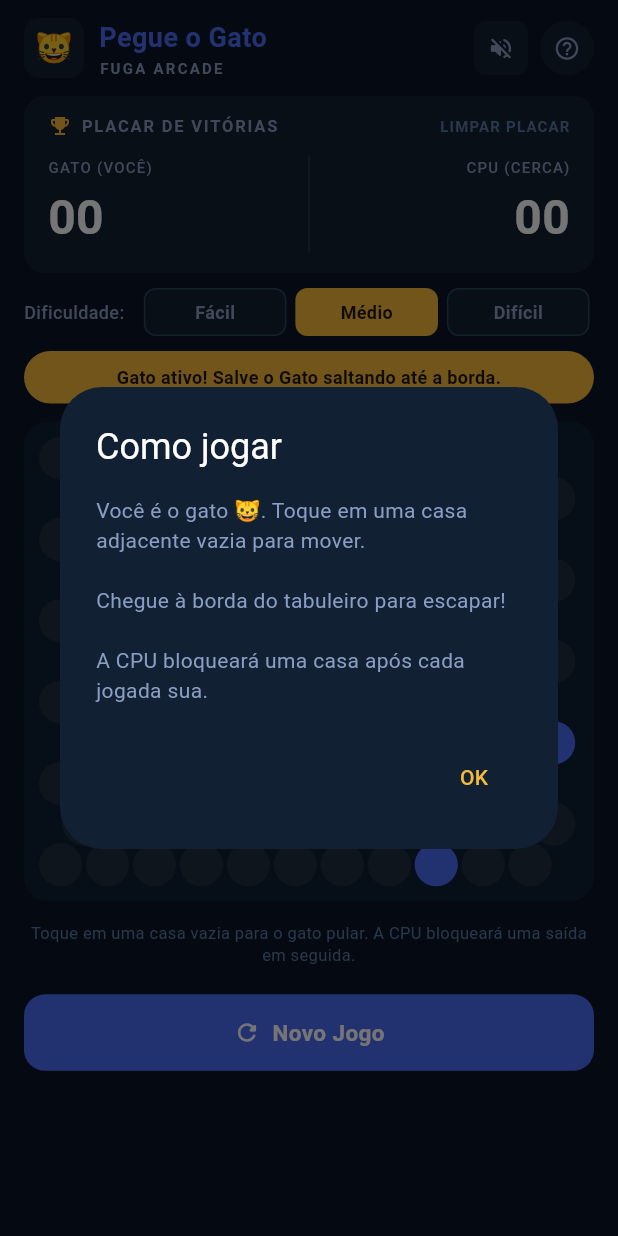
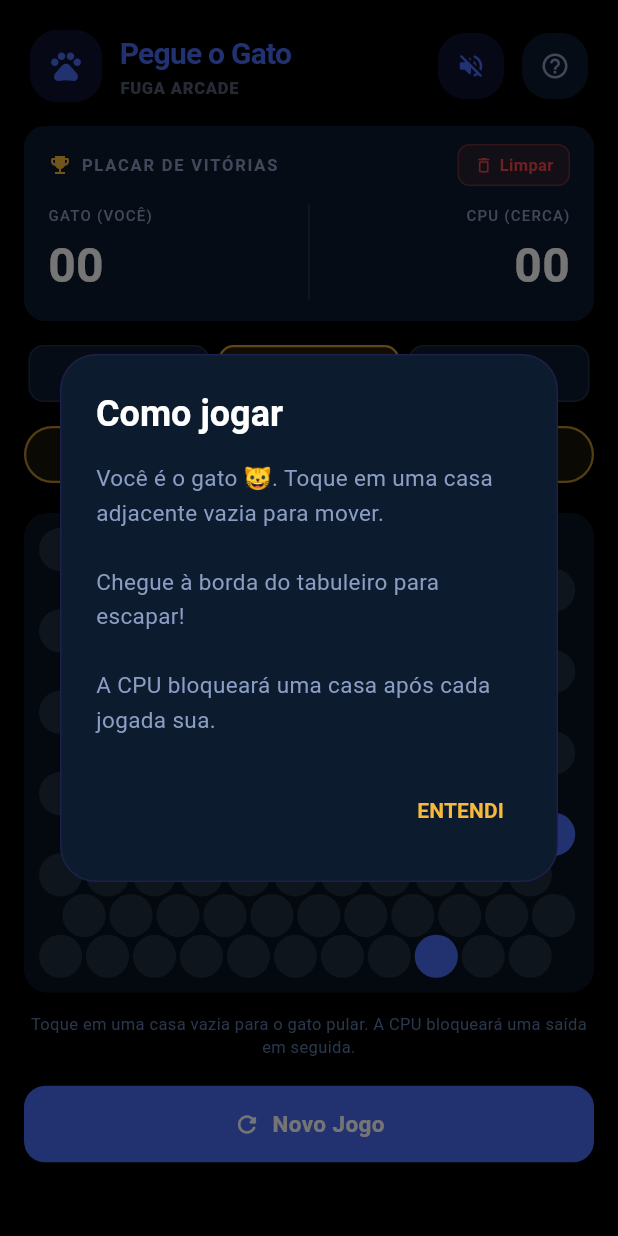
Before and after one commit to dariomatias-dev/catch_the_cat_app, a Flutter app: the screen it shows after launch, after a tap on the "volume up" icon, after a tap on the "help outline" icon, on a phone screen of 412 x 824 dp. Run offline on Flutter 3.47's test engine with Material 3 defaults, Android fonts, the phone set to English and light mode, and no system bars; our stand-ins replace audioplayers, flutter_riverpod.

Commit message:
feat(lib): design improvements
- Applied design improvements for a better user experience.

```diff
--- a/lib/core/theme/app_colors.dart
+++ b/lib/core/theme/app_colors.dart
@@ -1,15 +1,16 @@
 import 'package:flutter/material.dart';
 
 abstract final class AppColors {
-  static const background = Color(0xFF0A1628);
-  static const surface = Color(0xFF0D1F35);
-  static const surfaceCard = Color(0xFF112133);
+  static const background = Color.fromARGB(255, 0, 0, 0);
+  static const surface = Color(0xFF091422);
+  static const surfaceCard = Color(0xFF0C1B2E);
   static const cellEmpty = Color(0xFF1E2D3D);
   static const cellBlocked = Color(0xFF4A6CF7);
   static const cellCat = Color(0xFFF6B93B);
   static const cellValidMove = Color(0xFFF6B93B);
   static const accent = Color(0xFFF6B93B);
   static const accentBlue = Color(0xFF4A6CF7);
+  static const accentPurple = Color(0xFF7C3AED);
   static const textPrimary = Colors.white;
   static const textSecondary = Color(0xFF8B9DC3);
   static const textMuted = Color(0xFF5B7BA8);
--- a/lib/features/game/presentation/providers/game_provider.dart
+++ b/lib/features/game/presentation/providers/game_provider.dart
@@ -118,6 +118,7 @@ class GameNotifier extends Notifier<GameStateViewModel> {
       cpuScore: resultAfterCpu == GameResult.cpuWin ? state.cpuScore + 1 : state.cpuScore,
       validMoves: newMoves,
       isCpuThinking: false,
+      lastBarrierPosition: cpuMove,
     );
   }
 }
--- a/lib/features/game/presentation/screens/game_screen.dart
+++ b/lib/features/game/presentation/screens/game_screen.dart
@@ -56,11 +56,14 @@ class GameScreen extends ConsumerWidget {
         child: SingleChildScrollView(
           child: Column(
             crossAxisAlignment: CrossAxisAlignment.stretch,
-            children: [
+            children: <Widget>[
               const GameHeader(),
               const ScorePanel(),
+              SizedBox(height: 8.0),
               const DifficultySelector(),
+              SizedBox(height: 8.0),
               const StatusBanner(),
+              SizedBox(height: 8.0),
               const GameBoardWidget(),
               const Padding(
                 padding: EdgeInsets.symmetric(horizontal: 20, vertical: 6),
@@ -87,7 +90,7 @@ class GameScreen extends ConsumerWidget {
                     ),
                     child: const Row(
                       mainAxisAlignment: MainAxisAlignment.center,
-                      children: [
+                      children: <Widget>[
                         Icon(
                           Icons.refresh_rounded,
                           color: Colors.white,
@@ -174,12 +177,12 @@ class _ResultDialog extends StatelessWidget {
         ),
         child: Column(
           mainAxisSize: MainAxisSize.min,
-          children: [
+          children: <Widget>[
             _DialogHeader(color: color, icon: icon, title: title),
             Padding(
               padding: const EdgeInsets.fromLTRB(24, 20, 24, 26),
               child: Column(
-                children: [
+                children: <Widget>[
                   Text(
                     subtitle,
                     textAlign: TextAlign.center,
@@ -245,7 +248,7 @@ class _DialogHeader extends StatelessWidget {
           ),
         ),
         child: Stack(
-          children: [
+          children: <Widget>[
             Positioned(top: 18, left: 26, child: _dot(9, 0.25)),
             Positioned(top: 46, left: 52, child: _dot(5, 0.18)),
             Positioned(top: 22, right: 30, child: _dot(6, 0.20)),
@@ -256,10 +259,10 @@ class _DialogHeader extends StatelessWidget {
             Padding(
               padding: const EdgeInsets.symmetric(vertical: 32),
               child: Column(
-                children: [
+                children: <Widget>[
                   Stack(
                     alignment: Alignment.center,
-                    children: [
+                    children: <Widget>[
                       Container(
                         width: 100,
                         height: 100,
@@ -331,7 +334,7 @@ class _ScoreBadge extends StatelessWidget {
       ),
       child: Row(
         mainAxisAlignment: MainAxisAlignment.center,
-        children: [
+        children: <Widget>[
           const Icon(
             Icons.emoji_events_rounded,
             color: AppColors.accent,
--- a/lib/features/game/presentation/view_models/game_state_view_model.dart
+++ b/lib/features/game/presentation/view_models/game_state_view_model.dart
@@ -2,6 +2,8 @@ import '../../domain/entities/cell_state.dart';
 import '../../domain/entities/difficulty.dart';
 import '../../domain/entities/game_result.dart';
 import '../../domain/entities/position.dart';
+
+const _kKeep = Object();
 
 class GameStateViewModel {
   const GameStateViewModel({
@@ -13,6 +15,7 @@ class GameStateViewModel {
     required this.difficulty,
     required this.validMoves,
     required this.isCpuThinking,
+    this.lastBarrierPosition,
   });
 
   final List<List<CellState>> board;
@@ -23,6 +26,7 @@ class GameStateViewModel {
   final Difficulty difficulty;
   final List<Position> validMoves;
   final bool isCpuThinking;
+  final Position? lastBarrierPosition;
 
   GameStateViewModel copyWith({
     List<List<CellState>>? board,
@@ -33,6 +37,7 @@ class GameStateViewModel {
     Difficulty? difficulty,
     List<Position>? validMoves,
     bool? isCpuThinking,
+    Object? lastBarrierPosition = _kKeep,
   }) =>
       GameStateViewModel(
         board: board ?? this.board,
@@ -43,5 +48,8 @@ class GameStateViewModel {
         difficulty: difficulty ?? this.difficulty,
         validMoves: validMoves ?? this.validMoves,
         isCpuThinking: isCpuThinking ?? this.isCpuThinking,
+        lastBarrierPosition: identical(lastBarrierPosition, _kKeep)
+            ? this.lastBarrierPosition
+            : lastBarrierPosition as Position?,
       );
 }
--- a/lib/features/game/presentation/widgets/difficulty_selector.dart
+++ b/lib/features/game/presentation/widgets/difficulty_selector.dart
@@ -8,27 +8,22 @@ import '../providers/game_provider.dart';
 class DifficultySelector extends ConsumerWidget {
   const DifficultySelector({super.key});
 
+  static Color _colorFor(Difficulty d) => switch (d) {
+        Difficulty.easy => const Color(0xFF34D399),
+        Difficulty.medium => AppColors.accent,
+        Difficulty.hard => const Color(0xFFEF4444),
+      };
+
   @override
   Widget build(BuildContext context, WidgetRef ref) {
     final current = ref.watch(gameProvider.select((s) => s.difficulty));
 
     return Padding(
-      padding: const EdgeInsets.symmetric(horizontal: 16, vertical: 6),
-      child: Row(
-        children: [
-          const Text(
-            'Dificuldade:',
-            style: TextStyle(
-              color: AppColors.textSecondary,
-              fontSize: 12,
-              fontWeight: FontWeight.w500,
-            ),
-          ),
-          const SizedBox(width: 10),
-          Expanded(
+      padding: const EdgeInsets.symmetric(horizontal: 16, vertical: 4),
       child: Row(
         children: Difficulty.values.map((d) {
           final selected = d == current;
+          final color = _colorFor(d);
           return Expanded(
             child: Padding(
               padding: const EdgeInsets.symmetric(horizontal: 3),
@@ -37,29 +32,46 @@ class DifficultySelector extends ConsumerWidget {
                     ref.read(gameProvider.notifier).setDifficulty(d),
                 child: AnimatedContainer(
                   duration: const Duration(milliseconds: 200),
-                        height: 32,
+                  height: 38,
                   alignment: Alignment.center,
                   decoration: BoxDecoration(
                     color: selected
-                              ? AppColors.accent
+                        ? color.withValues(alpha: 0.15)
                         : AppColors.surfaceCard,
-                          borderRadius: BorderRadius.circular(8),
+                    borderRadius: BorderRadius.circular(10),
                     border: Border.all(
                       color: selected
-                                ? AppColors.accent
-                                : AppColors.textMuted.withValues(alpha: 0.4),
-                            width: 1,
+                          ? color.withValues(alpha: 0.8)
+                          : AppColors.textMuted.withValues(alpha: 0.22),
+                      width: selected ? 1.5 : 1,
                     ),
                   ),
-                        child: Text(
+                  child: Row(
+                    mainAxisAlignment: MainAxisAlignment.center,
+                    children: [
+                      AnimatedContainer(
+                        duration: const Duration(milliseconds: 200),
+                        width: 7,
+                        height: 7,
+                        decoration: BoxDecoration(
+                          shape: BoxShape.circle,
+                          color: selected
+                              ? color
+                              : AppColors.textMuted.withValues(alpha: 0.45),
+                        ),
+                      ),
+                      const SizedBox(width: 6),
+                      Text(
                         d.label,
                         style: TextStyle(
-                            color: selected
-                                ? Colors.black87
-                                : AppColors.textSecondary,
+                          color: selected ? color : AppColors.textMuted,
                           fontSize: 12,
-                            fontWeight: FontWeight.w600,
+                          fontWeight: selected
+                              ? FontWeight.w700
+                              : FontWeight.w500,
                         ),
+                      ),
+                    ],
                   ),
                 ),
               ),
@@ -67,9 +79,6 @@ class DifficultySelector extends ConsumerWidget {
           );
         }).toList(),
       ),
-          ),
-        ],
-      ),
     );
   }
 }
--- a/lib/features/game/presentation/widgets/game_board_widget.dart
+++ b/lib/features/game/presentation/widgets/game_board_widget.dart
@@ -73,6 +73,7 @@ class GameBoardWidget extends ConsumerWidget {
     final top = row * vSpacing;
     final cellState = state.board[row][col];
     final isValid = validSet.contains(pos);
+    final isLastBarrier = pos == state.lastBarrierPosition;
 
     return Positioned(
       left: left,
@@ -82,6 +83,7 @@ class GameBoardWidget extends ConsumerWidget {
         cellState: cellState,
         size: cellDiam,
         isValidMove: isValid,
+        isLastBarrier: isLastBarrier,
         onTap: () => ref.read(gameProvider.notifier).onCellTap(pos),
       ),
     );
--- a/lib/features/game/presentation/widgets/game_header.dart
+++ b/lib/features/game/presentation/widgets/game_header.dart
@@ -1,67 +1,74 @@
 import 'package:flutter/material.dart';
 import 'package:flutter_riverpod/flutter_riverpod.dart';
 
-import '../../../../../core/providers/audio_provider.dart';
-import '../../../../../core/theme/app_colors.dart';
+import 'package:catch_the_cat/core/providers/audio_provider.dart';
+import 'package:catch_the_cat/core/theme/app_colors.dart';
 
 class GameHeader extends ConsumerWidget {
   const GameHeader({super.key});
 
   @override
   Widget build(BuildContext context, WidgetRef ref) {
-    final muted = ref.watch(isMutedProvider);
+    final bool muted = ref.watch(isMutedProvider);
 
     return Padding(
-      padding: const EdgeInsets.fromLTRB(16, 12, 16, 8),
+      padding: const EdgeInsets.fromLTRB(20.0, 20.0, 20.0, 12.0),
       child: Row(
-        children: [
+        children: <Widget>[
           Container(
-            width: 40,
-            height: 40,
+            width: 48.0,
+            height: 48.0,
             decoration: BoxDecoration(
-              color: AppColors.surfaceCard,
-              borderRadius: BorderRadius.circular(10),
+              color: AppColors.accentBlue.withAlpha(48),
+              borderRadius: BorderRadius.circular(18.0),
             ),
-            child: const Center(
-              child: Text('🐱', style: TextStyle(fontSize: 20)),
+            child: const Icon(
+              Icons.pets_rounded,
+              color: AppColors.accentBlue,
+              size: 24.0,
             ),
           ),
-          const SizedBox(width: 10),
-          const Expanded(
+          const SizedBox(width: 12.0),
+          Expanded(
             child: Column(
               crossAxisAlignment: CrossAxisAlignment.start,
-              children: [
-                Text(
+              mainAxisSize: MainAxisSize.min,
+              children: <Widget>[
+                const Text(
                   'Pegue o Gato',
                   style: TextStyle(
                     color: AppColors.accentBlue,
-                    fontSize: 18,
+                    fontSize: 20.0,
                     fontWeight: FontWeight.bold,
-                    letterSpacing: 0.3,
+                    letterSpacing: -0.5,
                   ),
                 ),
                 Text(
                   'FUGA ARCADE',
                   style: TextStyle(
-                    color: AppColors.textSecondary,
-                    fontSize: 10,
-                    fontWeight: FontWeight.w600,
-                    letterSpacing: 1.5,
+                    color: AppColors.textSecondary.withAlpha(150),
+                    fontSize: 11.0,
+                    fontWeight: FontWeight.w800,
+                    letterSpacing: 0.5,
                   ),
                 ),
               ],
             ),
           ),
-          _IconBtn(
+          _HeaderActionBtn(
+            onTap: () {
+              ref.read(isMutedProvider.notifier).state = !muted;
+            },
             icon: muted ? Icons.volume_off_rounded : Icons.volume_up_rounded,
-            onTap: () =>
-                ref.read(isMutedProvider.notifier).state = !muted,
+            backgroundColor: AppColors.accentBlue.withAlpha(48),
+            iconColor: AppColors.accentBlue,
           ),
-          const SizedBox(width: 8),
-          _IconBtn(
+          const SizedBox(width: 12.0),
+          _HeaderActionBtn(
+            onTap: () => _showHelp(context),
             icon: Icons.help_outline_rounded,
-            isCircle: true,
-            onTap: () => _showHelp(context),
+            backgroundColor: AppColors.surfaceCard.withAlpha(255),
+            iconColor: AppColors.textSecondary,
           ),
         ],
       ),
@@ -71,57 +78,74 @@ class GameHeader extends ConsumerWidget {
   void _showHelp(BuildContext context) {
     showDialog(
       context: context,
-      builder: (_) => AlertDialog(
+      builder: (BuildContext context) {
+        return AlertDialog(
           backgroundColor: AppColors.surfaceCard,
+          shape: RoundedRectangleBorder(
+            borderRadius: BorderRadius.circular(24.0),
+            side: BorderSide(color: AppColors.accentPurple.withAlpha(40)),
+          ),
           title: const Text(
             'Como jogar',
-          style: TextStyle(color: AppColors.textPrimary),
+            style: TextStyle(
+              color: AppColors.textPrimary,
+              fontWeight: FontWeight.bold,
+            ),
           ),
           content: const Text(
-          'Você é o gato 🐱. Toque em uma casa adjacente vazia para mover.\n\n'
-          'Chegue à borda do tabuleiro para escapar!\n\n'
-          'A CPU bloqueará uma casa após cada jogada sua.',
-          style: TextStyle(color: AppColors.textSecondary),
+            'Você é o gato 🐱. Toque em uma casa adjacente vazia para mover.\n\nChegue à borda do tabuleiro para escapar!\n\nA CPU bloqueará uma casa após cada jogada sua.',
+            style: TextStyle(
+              color: AppColors.textSecondary,
+              fontSize: 15.0,
+              height: 1.5,
             ),
-        actions: [
+          ),
+          actions: <Widget>[
             TextButton(
               onPressed: () => Navigator.pop(context),
               child: const Text(
-              'OK',
-              style: TextStyle(color: AppColors.accent),
+                'ENTENDI',
+                style: TextStyle(
+                  color: AppColors.accent,
+                  fontWeight: FontWeight.bold,
+                ),
               ),
             ),
           ],
+        );
+      },
+    );
+  }
+}
+
+class _HeaderActionBtn extends StatelessWidget {
+  final VoidCallback onTap;
+  final IconData icon;
+  final Color backgroundColor;
+  final Color iconColor;
+
+  const _HeaderActionBtn({
+    required this.onTap,
+    required this.icon,
+    required this.backgroundColor,
+    required this.iconColor,
+  });
+
+  @override
+  Widget build(BuildContext context) {
+    return Material(
+      color: backgroundColor,
+      borderRadius: BorderRadius.circular(18.0),
+      child: InkWell(
+        onTap: onTap,
+        borderRadius: BorderRadius.circular(18.0),
+        child: Container(
+          width: 44.0,
+          height: 44.0,
+          alignment: Alignment.center,
+          child: Icon(icon, color: iconColor, size: 20.0),
+        ),
       ),
     );
   }
 }
-
-class _IconBtn extends StatelessWidget {
-  const _IconBtn({
-    required this.icon,
-    required this.onTap,
-    this.isCircle = false,
-  });
-
-  final IconData icon;
-  final VoidCallback onTap;
-  final bool isCircle;
-
-  @override
-  Widget build(BuildContext context) {
-    return GestureDetector(
-      onTap: onTap,
-      child: Container(
-        width: 36,
-        height: 36,
-        decoration: BoxDecoration(
-          color: AppColors.surfaceCard,
-          shape: isCircle ? BoxShape.circle : BoxShape.rectangle,
-          borderRadius: isCircle ? null : BorderRadius.circular(8),
-        ),
-        child: Icon(icon, color: AppColors.textSecondary, size: 18),
-      ),
-    );
-  }
-}
--- a/lib/features/game/presentation/widgets/hex_cell_widget.dart
+++ b/lib/features/game/presentation/widgets/hex_cell_widget.dart
@@ -11,6 +11,7 @@ class HexCellWidget extends StatelessWidget {
     required this.cellState,
     required this.size,
     required this.isValidMove,
+    required this.isLastBarrier,
     required this.onTap,
   });
 
@@ -18,6 +19,7 @@ class HexCellWidget extends StatelessWidget {
   final CellState cellState;
   final double size;
   final bool isValidMove;
+  final bool isLastBarrier;
   final VoidCallback? onTap;
 
   @override
@@ -31,7 +33,7 @@ class HexCellWidget extends StatelessWidget {
 
     if (isCat) {
       bgColor = AppColors.cellCat;
-      child = _CatFace(size: size);
+      child = _AnimatedCat(size: size);
     } else if (isBlocked) {
       bgColor = AppColors.cellBlocked;
     } else if (isValidMove) {
@@ -41,7 +43,11 @@ class HexCellWidget extends StatelessWidget {
       bgColor = AppColors.cellEmpty;
     }
 
-    return GestureDetector(
+    return Stack(
+      clipBehavior: Clip.none,
+      alignment: Alignment.center,
+      children: [
+        GestureDetector(
           onTap: isValidMove ? onTap : null,
           child: Container(
             width: size,
@@ -53,58 +59,21 @@ class HexCellWidget extends StatelessWidget {
                   ? Border.all(color: borderColor, width: 2.5)
                   : null,
             ),
-        child: child,
-      ),
-    );
-  }
-}
-
-class _CatFace extends StatelessWidget {
-  const _CatFace({required this.size});
-
-  final double size;
-
-  @override
-  Widget build(BuildContext context) {
-    final eyeSize = size * 0.14;
-    return Stack(
-      alignment: Alignment.center,
-      children: [
-        Row(
-          mainAxisAlignment: MainAxisAlignment.center,
-          children: [
-            Transform.translate(
-              offset: Offset(-size * 0.08, -size * 0.04),
-              child: Container(
-                width: eyeSize,
-                height: eyeSize,
-                decoration: const BoxDecoration(
-                  shape: BoxShape.circle,
-                  color: Color(0xFF3D2B00),
+            child: child != null ? Center(child: child) : null,
           ),
         ),
-            ),
-            Transform.translate(
-              offset: Offset(size * 0.08, -size * 0.04),
-              child: Container(
-                width: eyeSize,
-                height: eyeSize,
-                decoration: const BoxDecoration(
+        if (isLastBarrier)
+          Positioned.fill(
+            child: IgnorePointer(
+              child: TweenAnimationBuilder<double>(
+                tween: Tween(begin: 0.65, end: 0.0),
+                duration: const Duration(milliseconds: 600),
+                builder: (_, v, _) => Container(
+                  decoration: BoxDecoration(
                     shape: BoxShape.circle,
-                  color: Color(0xFF3D2B00),
+                    color: Colors.white.withValues(alpha: v),
                   ),
                 ),
-            ),
-          ],
-        ),
-        Transform.translate(
-          offset: Offset(0, size * 0.1),
-          child: Container(
-            width: eyeSize * 0.6,
-            height: eyeSize * 0.6,
-            decoration: const BoxDecoration(
-              shape: BoxShape.circle,
-              color: Color(0xFFC47A00),
               ),
             ),
           ),
@@ -112,3 +81,50 @@ class _CatFace extends StatelessWidget {
     );
   }
 }
+
+class _AnimatedCat extends StatefulWidget {
+  const _AnimatedCat({required this.size});
+  final double size;
+
+  @override
+  State<_AnimatedCat> createState() => _AnimatedCatState();
+}
+
+class _AnimatedCatState extends State<_AnimatedCat>
+    with SingleTickerProviderStateMixin {
+  late final AnimationController _ctrl;
+  late final Animation<double> _scale;
+
+  @override
+  void initState() {
+    super.initState();
+    _ctrl = AnimationController(
+      vsync: this,
+      duration: const Duration(milliseconds: 850),
+    )..repeat(reverse: true);
+    _scale = Tween<double>(begin: 0.82, end: 1.0).animate(
+      CurvedAnimation(parent: _ctrl, curve: Curves.easeInOut),
+    );
+  }
+
+  @override
+  void dispose() {
+    _ctrl.dispose();
+    super.dispose();
+  }
+
+  @override
+  Widget build(BuildContext context) {
+    return AnimatedBuilder(
+      animation: _scale,
+      builder: (_, _) => Transform.scale(
+        scale: _scale.value,
+        child: Text(
+          '🐱',
+          style: TextStyle(fontSize: widget.size * 0.68, height: 1),
+          textAlign: TextAlign.center,
+        ),
+      ),
+    );
+  }
+}
--- a/lib/features/game/presentation/widgets/score_panel.dart
+++ b/lib/features/game/presentation/widgets/score_panel.dart
@@ -37,13 +37,36 @@ class ScorePanel extends ConsumerWidget {
                 const Spacer(),
                 GestureDetector(
                   onTap: () => ref.read(gameProvider.notifier).clearScores(),
-                  child: const Text(
-                    'LIMPAR PLACAR',
-                    style: TextStyle(
-                      color: AppColors.textMuted,
-                      fontSize: 10,
-                      fontWeight: FontWeight.w600,
-                      letterSpacing: 0.8,
+                  child: Container(
+                    padding: const EdgeInsets.symmetric(
+                      horizontal: 10,
+                      vertical: 5,
+                    ),
+                    decoration: BoxDecoration(
+                      color: const Color(0xFFEF4444).withValues(alpha: 0.12),
+                      borderRadius: BorderRadius.circular(8),
+                      border: Border.all(
+                        color: const Color(0xFFEF4444).withValues(alpha: 0.35),
+                      ),
+                    ),
+                    child: const Row(
+                      mainAxisSize: MainAxisSize.min,
+                      children: [
+                        Icon(
+                          Icons.delete_outline_rounded,
+                          color: Color(0xFFEF4444),
+                          size: 13,
+                        ),
+                        SizedBox(width: 4),
+                        Text(
+                          'Limpar',
+                          style: TextStyle(
+                            color: Color(0xFFEF4444),
+                            fontSize: 11,
+                            fontWeight: FontWeight.w600,
+                          ),
+                        ),
+                      ],
                     ),
                   ),
                 ),
--- a/lib/features/game/presentation/widgets/status_banner.dart
+++ b/lib/features/game/presentation/widgets/status_banner.dart
@@ -25,14 +25,22 @@ class StatusBanner extends ConsumerWidget {
         width: double.infinity,
         padding: const EdgeInsets.symmetric(horizontal: 14, vertical: 9),
         decoration: BoxDecoration(
-          color: inProgress ? AppColors.accent : AppColors.surfaceCard,
+          color: inProgress
+              ? AppColors.accent.withValues(alpha: 0.10)
+              : Colors.transparent,
           borderRadius: BorderRadius.circular(20),
+          border: inProgress
+              ? Border.all(color: AppColors.accent.withValues(alpha: 0.7), width: 1.5)
+              : Border.all(
+                  color: AppColors.textMuted.withValues(alpha: 0.3),
+                  width: 1,
+                ),
         ),
         child: Text(
           text,
           textAlign: TextAlign.center,
           style: TextStyle(
-            color: inProgress ? Colors.black87 : AppColors.textSecondary,
+            color: inProgress ? AppColors.accent : AppColors.textSecondary,
             fontSize: 12,
             fontWeight: FontWeight.w600,
           ),
```
Lines whose indentation alone changed are shown as unchanged.
